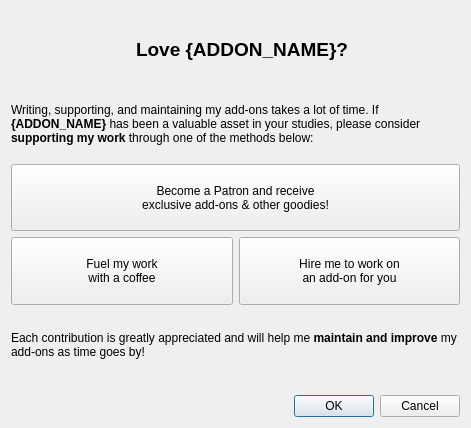
Above: designer/contrib.ui from glutanimate/review-heatmap before the change. Below: the same form after it.
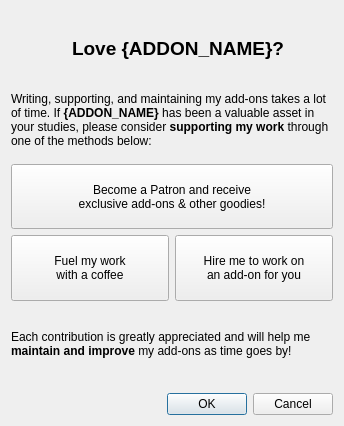
That is the form after the change. Icons and pictures are not drawn.

Commit message:
Tweaks to dialog layouts and font sizes
Resolves some platform specific inconsistencies.

Diff of the .ui file:
```diff
--- a/designer/contrib.ui
+++ b/designer/contrib.ui
@@ -6,10 +6,16 @@
    <rect>
     <x>0</x>
     <y>0</y>
-    <width>471</width>
-    <height>428</height>
+    <width>344</width>
+    <height>426</height>
    </rect>
   </property>
+  <property name="sizePolicy">
+   <sizepolicy hsizetype="Preferred" vsizetype="Preferred">
+    <horstretch>0</horstretch>
+    <verstretch>0</verstretch>
+   </sizepolicy>
+  </property>
   <property name="windowTitle">
    <string>Please support my work</string>
   </property>
@@ -54,12 +60,13 @@
         <widget class="QLabel" name="fmtLabContrib">
          <property name="font">
           <font>
+           <pointsize>14</pointsize>
            <weight>75</weight>
            <bold>true</bold>
           </font>
          </property>
          <property name="text">
-          <string>&lt;html&gt;&lt;span style=&quot; font-size:14pt;&quot;&gt;Love {ADDON_NAME}?&lt;/span&gt;&lt;/html&gt;</string>
+          <string>Love {ADDON_NAME}?</string>
          </property>
          <property name="alignment">
           <set>Qt::AlignLeading|Qt::AlignLeft|Qt::AlignVCenter</set>
@@ -97,6 +104,22 @@
        </property>
       </widget>
      </item>
+     <item>
+      <spacer name="verticalSpacer">
+       <property name="orientation">
+        <enum>Qt::Vertical</enum>
+       </property>
+       <property name="sizeType">
+        <enum>QSizePolicy::Fixed</enum>
+       </property>
+       <property name="sizeHint" stdset="0">
+        <size>
+         <width>20</width>
+         <height>5</height>
+        </size>
+       </property>
+      </spacer>
+     </item>
      <item>
       <widget class="QPushButton" name="btnPatreon">
        <property name="sizePolicy">
@@ -182,6 +205,22 @@
        </item>
       </layout>
      </item>
+     <item>
+      <spacer name="verticalSpacer_2">
+       <property name="orientation">
+        <enum>Qt::Vertical</enum>
+       </property>
+       <property name="sizeType">
+        <enum>QSizePolicy::Fixed</enum>
+       </property>
+       <property name="sizeHint" stdset="0">
+        <size>
+         <width>20</width>
+         <height>5</height>
+        </size>
+       </property>
+      </spacer>
+     </item>
      <item>
       <widget class="QLabel" name="labFooter">
        <property name="sizePolicy">
```
Left out of the diff: 11 changed lines with no effect on the pictures. The commit also changes 5 other files.
